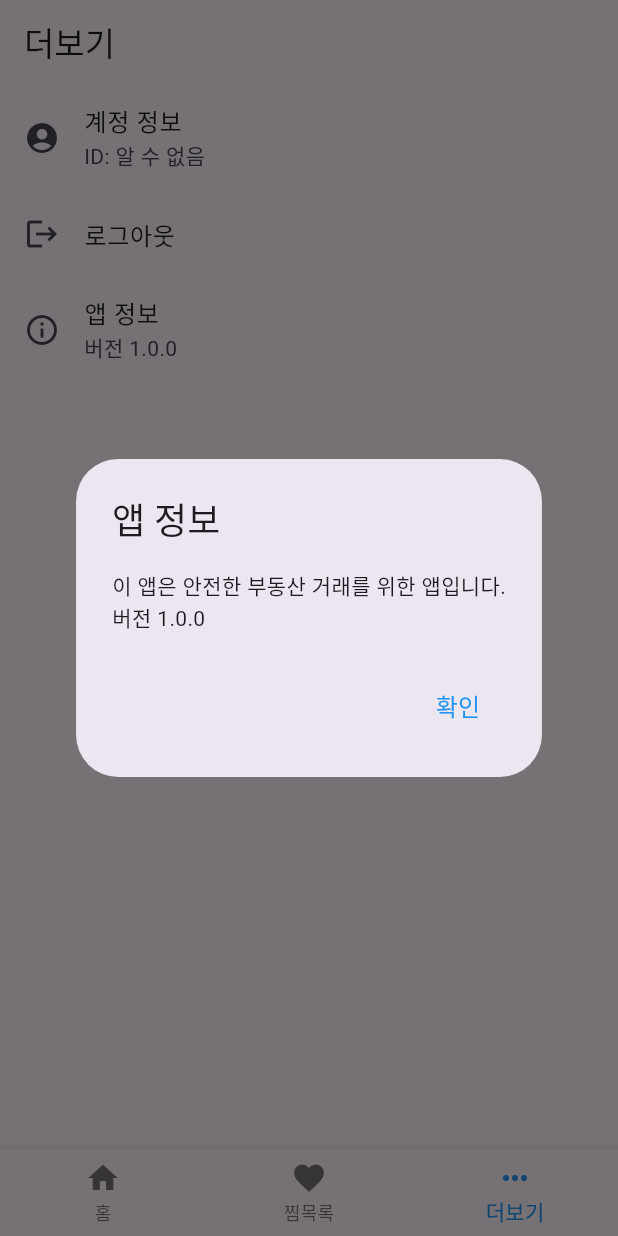
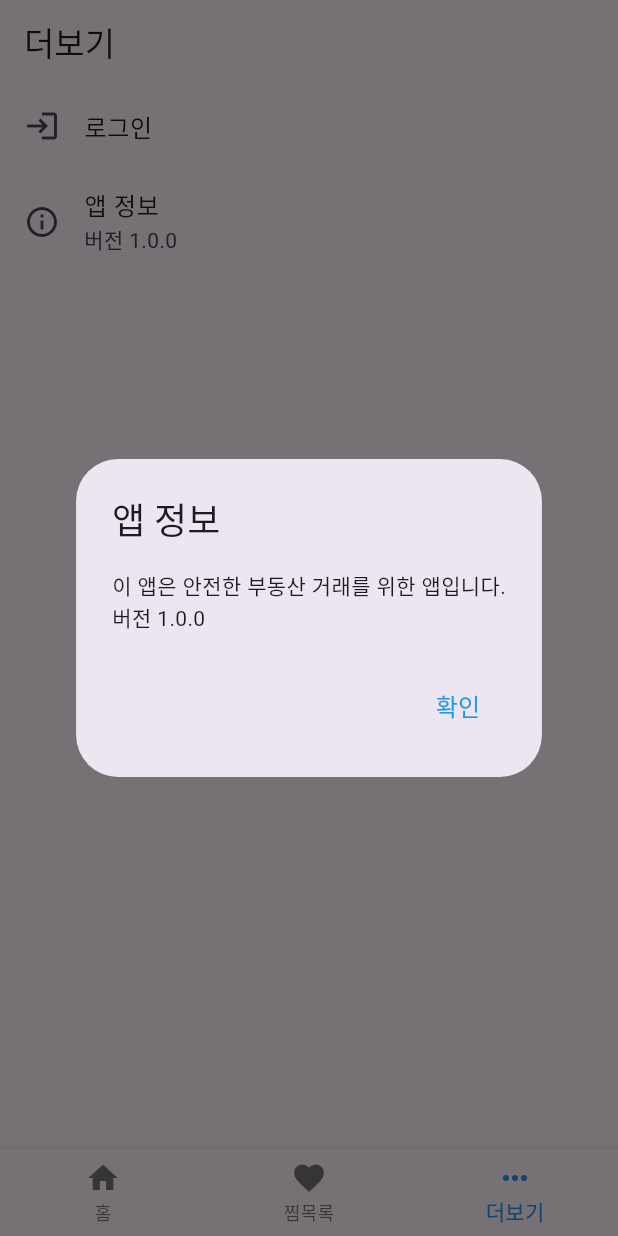
Before and after one commit to syugi/safe_realtor_app, a Flutter app: the screen it shows after launch, item 3 of the bottom bar chosen, after a tap on "앱 정보", on a phone screen of 412 x 824 dp. Run offline on Flutter 3.47's test engine with Material 3 defaults, Android fonts, the phone set to English and light mode, and no system bars; our stand-ins replace carousel_slider, flutter_dotenv, image_picker, logger, shared_preferences; network calls fail.

Commit message:
refact: 로그인 안한경우 더보기 메뉴 수정

```diff
--- a/lib/screens/more/more_screen.dart
+++ b/lib/screens/more/more_screen.dart
@@ -1,10 +1,43 @@
 import 'package:flutter/material.dart';
+import 'package:safe_realtor_app/screens/auth/login_screen.dart';
 import 'package:shared_preferences/shared_preferences.dart';
 import 'package:safe_realtor_app/screens/home.dart';
 import 'package:safe_realtor_app/constants/role_constants.dart';
 
-class MoreScreen extends StatelessWidget {
+class MoreScreen extends StatefulWidget {
   const MoreScreen({super.key});
+
+  @override
+  _MoreScreenState createState() => _MoreScreenState();
+}
+
+class _MoreScreenState extends State<MoreScreen> {
+  bool _isLoggedIn = false;
+  Map<String, String>? _accountInfo;
+
+  @override
+  void initState() {
+    super.initState();
+    _checkLoginStatus();
+  }
+
+  Future<void> _checkLoginStatus() async {
+    SharedPreferences prefs = await SharedPreferences.getInstance();
+    String? userId = prefs.getString('userId');
+    if (userId != null) {
+      setState(() {
+        _isLoggedIn = true;
+        _accountInfo = {
+          'userId': userId,
+          'role': prefs.getString('role') ?? 'ROLE_USER',
+        };
+      });
+    } else {
+      setState(() {
+        _isLoggedIn = false;
+      });
+    }
+  }
 
   @override
   Widget build(BuildContext context) {
@@ -13,91 +46,82 @@ class MoreScreen extends StatelessWidget {
         title: const Text('더보기'),
       ),
       body: ListView(
-        children: [
-          // 계정 정보 메뉴
-          FutureBuilder<Map<String, String>>(
-            future: _getAccountInfo(), // 계정 정보를 가져오는 비동기 함수 호출
-            builder: (context, snapshot) {
-              if (snapshot.connectionState == ConnectionState.waiting) {
-                return const ListTile(
-                  leading: Icon(Icons.account_circle),
-                  title: Text('계정 정보'),
-                  subtitle: Text('로딩 중...'),
+        children: _isLoggedIn
+            ? _buildLoggedInMenu(context)
+            : _buildLoggedOutMenu(context),
+      ),
     );
-              } else if (snapshot.hasError || !snapshot.hasData) {
-                return const ListTile(
-                  leading: Icon(Icons.account_circle),
-                  title: Text('계정 정보'),
-                  subtitle: Text('계정 정보를 불러올 수 없습니다.'),
-                );
-              } else {
-                // 계정 정보가 있을 경우 표시
-                final data = snapshot.data!;
+  }
+
+  // 로그인한 상태의 메뉴 항목들
+  List<Widget> _buildLoggedInMenu(BuildContext context) {
+    return [
+      _buildAccountInfoTile(),
+      _buildMenuTile(
+        icon: Icons.logout,
+        title: '로그아웃',
+        onTap: () => _logout(context),
+      ),
+      _buildAppInfoTile(context),
+    ];
+  }
+
+  // 로그인하지 않은 상태의 메뉴 항목들
+  List<Widget> _buildLoggedOutMenu(BuildContext context) {
+    return [
+      _buildMenuTile(
+        icon: Icons.login,
+        title: '로그인',
+        onTap: () => Navigator.push(context,
+            MaterialPageRoute(builder: (context) => const LoginScreen())),
+      ),
+      _buildAppInfoTile(context),
+    ];
+  }
+
+  // 계정 정보 표시
+  Widget _buildAccountInfoTile() {
     final roleDescription =
-                    UserRoles.getRoleDescription(data['role']!);
-
+        UserRoles.getRoleDescription(_accountInfo?['role'] ?? '');
     return ListTile(
       leading: const Icon(Icons.account_circle),
       title: const Text('계정 정보'),
       subtitle: Text(
-                    'ID: ${data['userId']} ${roleDescription.isNotEmpty ? '($roleDescription)' : ''}',
-                  ),
+          'ID: ${_accountInfo?['userId']} ${roleDescription.isNotEmpty ? '($roleDescription)' : ''}'),
       onTap: () {
         Navigator.push(
           context,
-                      MaterialPageRoute(
-                          builder: (context) => const AccountScreen()),
+          MaterialPageRoute(builder: (context) => const AccountScreen()),
         );
       },
     );
   }
-            },
-          ),
 
-          // // 설정 메뉴
-          // ListTile(
-          //   leading: const Icon(Icons.settings),
-          //   title: const Text('설정'),
-          //   onTap: () {
-          //     Navigator.push(
-          //       context,
-          //       MaterialPageRoute(builder: (context) => const SettingsScreen()),
-          //     );
-          //   },
-          // ),
+  // 공통 메뉴 항목 생성 함수
+  Widget _buildMenuTile(
+      {required IconData icon,
+      required String title,
+      required VoidCallback onTap}) {
+    return ListTile(
+      leading: Icon(icon),
+      title: Text(title),
+      onTap: onTap,
+    );
+  }
 
-          // 로그아웃 메뉴
-          ListTile(
-            leading: const Icon(Icons.logout),
-            title: const Text('로그아웃'),
-            onTap: () {
-              _logout(context);
-            },
-          ),
-
-          // 앱 정보 메뉴 (버전 정보 바로 표시)
-          ListTile(
+  // 앱 정보 메뉴
+  Widget _buildAppInfoTile(BuildContext context) {
+    return ListTile(
       leading: const Icon(Icons.info_outline),
       title: const Text('앱 정보'),
-            subtitle: const Text('버전 1.0.0'), // 여기서 버전 정보를 바로 표시
+      subtitle: const Text('버전 1.0.0'),
       onTap: () {
         _showAppInfo(context);
       },
-          ),
-        ],
-      ),
     );
   }
 
-  // 사용자 ID와 역할(중개사 또는 관리자)을 가져오는 함수
-  Future<Map<String, String>> _getAccountInfo() async {
-    SharedPreferences prefs = await SharedPreferences.getInstance();
-    String userId = prefs.getString('userId') ?? '알 수 없음';
-    String role = prefs.getString('role') ?? 'ROLE_USER'; // 기본값을 ROLE_USER로 설정
-    return {'userId': userId, 'role': role};
-  }
-
-  // 앱 정보 다이얼로그 표시 함수
+  // 앱 정보 다이얼로그 표시
   void _showAppInfo(BuildContext context) {
     showDialog(
       context: context,
@@ -118,7 +142,7 @@ class MoreScreen extends StatelessWidget {
     );
   }
 
-  // 로그아웃 처리 함수
+  // 로그아웃 처리
   Future<void> _logout(BuildContext context) async {
     showDialog(
       context: context,
@@ -147,29 +171,17 @@ class MoreScreen extends StatelessWidget {
                   MaterialPageRoute(builder: (context) => const HomeScreen()),
                   (Route<dynamic> route) => false, // 이전 모든 라우트 제거
                 );
+
+                // 로그아웃 성공 알림
+                ScaffoldMessenger.of(context).showSnackBar(
+                  const SnackBar(content: Text('로그아웃 되었습니다.')),
+                );
               },
               child: const Text('확인'),
             ),
           ],
         );
       },
-    );
-  }
-}
-
-// 예시용 설정 페이지
-class SettingsScreen extends StatelessWidget {
-  const SettingsScreen({super.key});
-
-  @override
-  Widget build(BuildContext context) {
-    return Scaffold(
-      appBar: AppBar(
-        title: const Text('설정'),
-      ),
-      body: const Center(
-        child: Text('설정 페이지 내용'),
-      ),
     );
   }
 }
```
Lines whose indentation alone changed are shown as unchanged.
